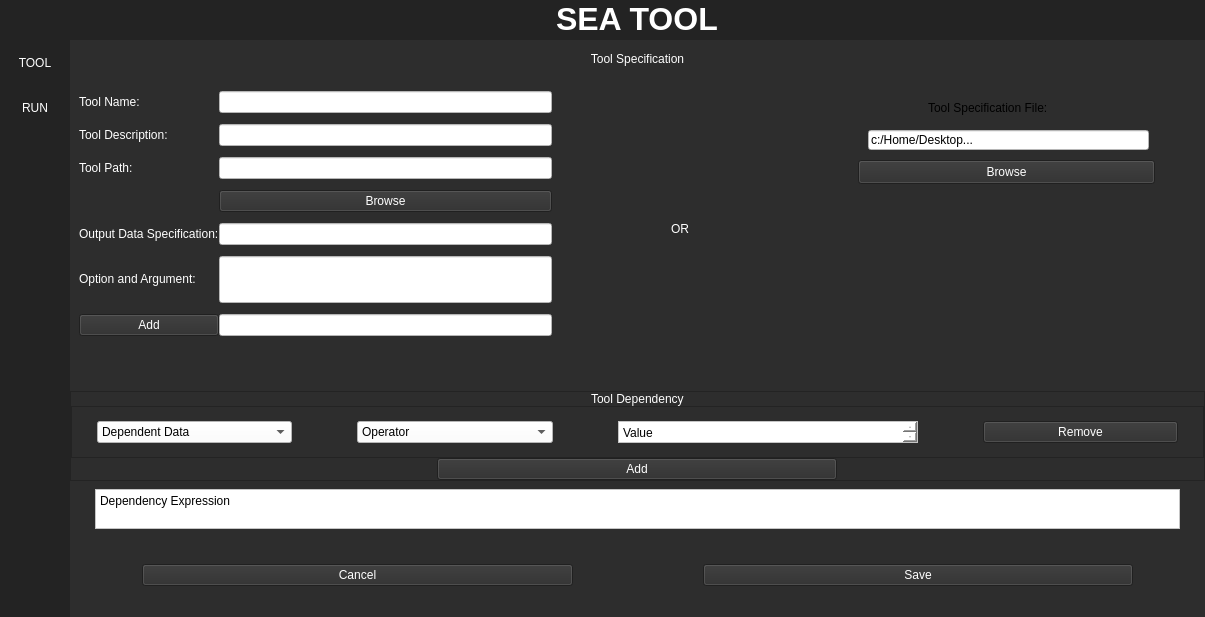
frleal2/SEA-Scanning-And-Enumeration-Automation-Tool-, file MAIN/SEA_main_page.ui: the form before one commit.
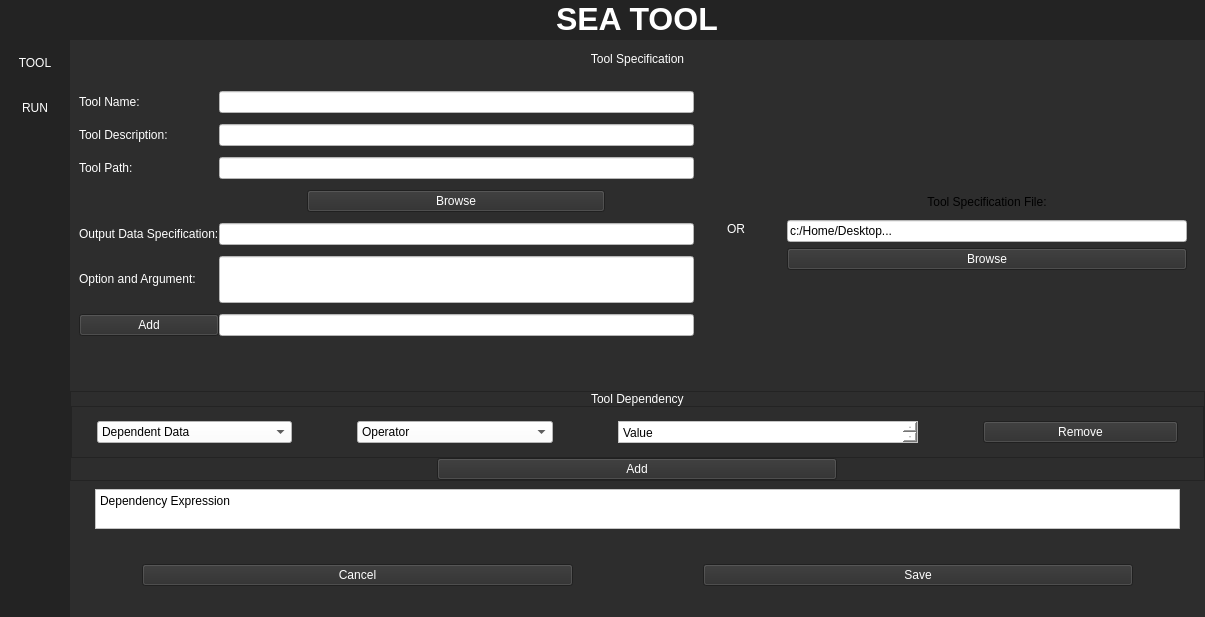
The form after the commit. The open tabs and pages were chosen to show the change.

Commit message: add button for option and arguments now works.

```diff
--- a/MAIN/SEA_main_page.ui
+++ b/MAIN/SEA_main_page.ui
@@ -1575,7 +1575,7 @@
                       </property>
                       <layout class="QHBoxLayout" name="horizontalLayout_4">
                        <property name="spacing">
-                        <number>0</number>
+                        <number>33</number>
                        </property>
                        <property name="leftMargin">
                         <number>0</number>
@@ -1593,7 +1593,7 @@
                         <widget class="QFrame" name="frame_6">
                          <property name="minimumSize">
                           <size>
-                           <width>473</width>
+                           <width>615</width>
                            <height>227</height>
                           </size>
                          </property>
@@ -1684,6 +1684,12 @@
 border-color: rgb(94, 94, 94);
 color: black;</string>
                             </property>
+                            <property name="alignment">
+                             <set>Qt::AlignLeading|Qt::AlignLeft|Qt::AlignTop</set>
+                            </property>
+                            <property name="readOnly">
+                             <bool>false</bool>
+                            </property>
                            </widget>
                           </item>
                           <item row="0" column="1">
@@ -1707,11 +1713,17 @@
                             </property>
                            </widget>
                           </item>
-                          <item row="3" column="1">
+                          <item row="3" column="1" alignment="Qt::AlignHCenter">
                            <widget class="QPushButton" name="browse_path_button">
+                            <property name="minimumSize">
+                             <size>
+                              <width>298</width>
+                              <height>0</height>
+                             </size>
+                            </property>
                             <property name="maximumSize">
                              <size>
-                              <width>16777204</width>
+                              <width>429</width>
                               <height>16777215</height>
                              </size>
                             </property>
@@ -1841,28 +1853,59 @@
                          <property name="frameShadow">
                           <enum>QFrame::Raised</enum>
                          </property>
+                         <layout class="QVBoxLayout" name="verticalLayout_30">
+                          <property name="spacing">
+                           <number>0</number>
+                          </property>
+                          <property name="leftMargin">
+                           <number>0</number>
+                          </property>
+                          <property name="topMargin">
+                           <number>0</number>
+                          </property>
+                          <property name="rightMargin">
+                           <number>0</number>
+                          </property>
+                          <property name="bottomMargin">
+                           <number>0</number>
+                          </property>
+                          <item>
+                           <widget class="QFrame" name="frame_25">
+                            <property name="frameShape">
+                             <enum>QFrame::NoFrame</enum>
+                            </property>
+                            <property name="frameShadow">
+                             <enum>QFrame::Raised</enum>
+                            </property>
+                           </widget>
+                          </item>
+                          <item>
+                           <widget class="QFrame" name="frame_23">
+                            <property name="frameShape">
+                             <enum>QFrame::NoFrame</enum>
+                            </property>
+                            <property name="frameShadow">
+                             <enum>QFrame::Raised</enum>
+                            </property>
+                            <layout class="QVBoxLayout" name="verticalLayout_31">
+                             <item>
                          <widget class="QLabel" name="label_18">
-                          <property name="geometry">
-                           <rect>
-                            <x>120</x>
-                            <y>20</y>
-                            <width>141</width>
-                            <height>16</height>
-                           </rect>
+                               <property name="maximumSize">
+                                <size>
+                                 <width>16777215</width>
+                                 <height>32</height>
+                                </size>
                           </property>
                           <property name="text">
                            <string>&lt;html&gt;&lt;head/&gt;&lt;body&gt;&lt;p&gt;&lt;span style=&quot; color:#ffffff;&quot;&gt;Tool Specification File:&lt;/span&gt;&lt;/p&gt;&lt;/body&gt;&lt;/html&gt;</string>
                           </property>
-                         </widget>
+                               <property name="alignment">
+                                <set>Qt::AlignCenter</set>
+                               </property>
+                              </widget>
+                             </item>
+                             <item>
                          <widget class="QLineEdit" name="lineEdit_5">
-                          <property name="geometry">
-                           <rect>
-                            <x>60</x>
-                            <y>50</y>
-                            <width>281</width>
-                            <height>20</height>
-                           </rect>
-                          </property>
                           <property name="styleSheet">
                            <string notr="true">background-color: rgb(255, 255, 255);
 border-color: rgb(94, 94, 94);
@@ -1872,15 +1915,9 @@
                            <string>c:/Home/Desktop...</string>
                           </property>
                          </widget>
+                             </item>
+                             <item>
                          <widget class="QPushButton" name="browse_path_button_3">
-                          <property name="geometry">
-                           <rect>
-                            <x>50</x>
-                            <y>80</y>
-                            <width>297</width>
-                            <height>24</height>
-                           </rect>
-                          </property>
                           <property name="maximumSize">
                            <size>
                             <width>16777204</width>
@@ -1899,6 +1936,21 @@
                            <string>Browse</string>
                           </property>
                          </widget>
+                             </item>
+                            </layout>
+                           </widget>
+                          </item>
+                          <item>
+                           <widget class="QFrame" name="frame_24">
+                            <property name="frameShape">
+                             <enum>QFrame::NoFrame</enum>
+                            </property>
+                            <property name="frameShadow">
+                             <enum>QFrame::Raised</enum>
+                            </property>
+                           </widget>
+                          </item>
+                         </layout>
                         </widget>
                        </item>
                       </layout>
```
Left out of the diff: 14 changed lines with no effect on the pictures. Lines whose indentation alone changed are shown as unchanged. The commit also changes 3 other files.
